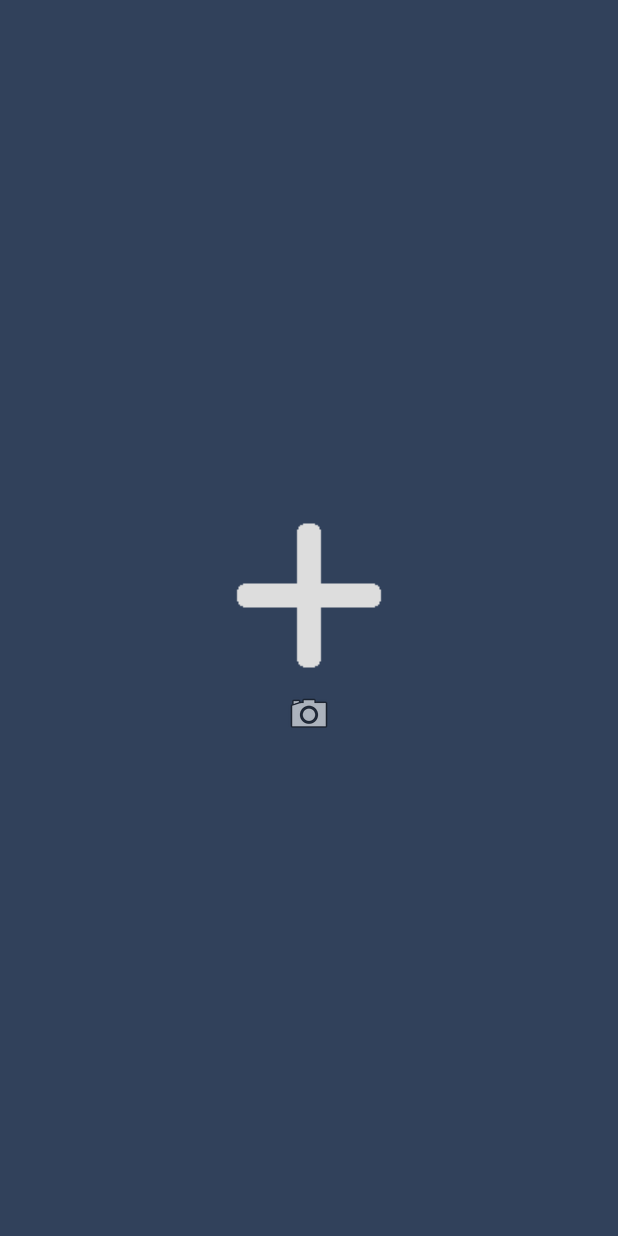
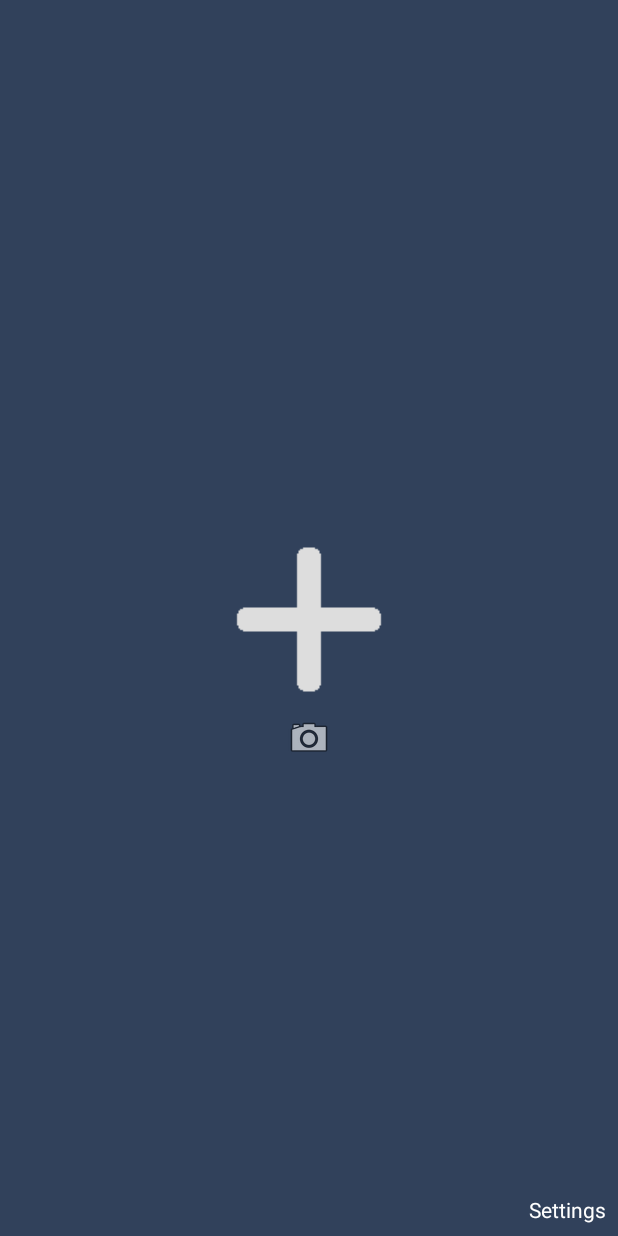
Before and after one commit to FrankCharlz/Frames, an Android app: the layout activity_choose_image.xml on its own in the app's theme, with its tools: preview values and no code run, on a phone screen of 412 x 824 dp. Run offline under Robolectric (Android 15) with nearby library versions, the phone set to English and light mode, and no system bars.

```diff
--- a/app/src/main/res/layout/activity_choose_image.xml
+++ b/app/src/main/res/layout/activity_choose_image.xml
@@ -1,30 +1,42 @@
 <?xml version="1.0" encoding="utf-8"?>
-<LinearLayout
+<RelativeLayout
     xmlns:android="http://schemas.android.com/apk/res/android"
     xmlns:tools="http://schemas.android.com/tools"
     android:id="@+id/activity_main"
     android:layout_width="match_parent"
     android:layout_height="match_parent"
-    android:orientation="vertical"
-    android:gravity="center"
     android:background="@color/dark_blue"
     tools:context="com.mj.frameapp.activities.ChooseImageActivity">
 
 
     <ImageView
+        android:id="@+id/plus"
         android:layout_width="wrap_content"
         android:layout_height="wrap_content"
         android:layout_gravity="center"
         android:src="@drawable/plus"
-        android:onClick="chooseImage" />
+        android:onClick="chooseImage"
+        android:layout_centerInParent="true"/>
 
     <ImageView
         android:layout_width="wrap_content"
         android:layout_height="wrap_content"
         android:layout_gravity="center"
         android:src="@android:drawable/ic_menu_camera"
+        android:layout_below="@id/plus"
+        android:layout_centerHorizontal="true"
         android:onClick="chooseImage" />
 
+    <TextView
+        android:text="Settings"
+        android:layout_width="wrap_content"
+        android:layout_height="wrap_content"
+        android:padding="8dp"
+        android:textColor="#ffffff"
+        android:layout_alignParentBottom="true"
+        android:layout_alignParentRight="true"
+        android:layout_alignParentEnd="true"
+        android:id="@+id/textView" />
 
 
-</LinearLayout>
+</RelativeLayout>
--- a/app/src/main/res/layout/activity_registration.xml
+++ b/app/src/main/res/layout/activity_registration.xml
@@ -17,8 +17,7 @@
         android:layout_alignParentBottom="true"
         android:layout_alignParentRight="true"
         android:layout_alignParentEnd="true"
-        android:textSize="20sp"
-        android:padding="16dp"/>
+        />
 
     <EditText
         android:id="@+id/ed_phone"
--- a/app/src/main/res/values/colors.xml
+++ b/app/src/main/res/values/colors.xml
@@ -12,5 +12,7 @@
     <color name="green">#27ae5f</color>
     <color name="white">#ffffff</color>
 
+    <color name="white80">#66ffffff</color>
+
 
 </resources>
--- a/app/src/main/res/values/dimens.xml
+++ b/app/src/main/res/values/dimens.xml
@@ -3,4 +3,9 @@
     <dimen name="activity_horizontal_margin">16dp</dimen>
     <dimen name="activity_vertical_margin">16dp</dimen>
     <dimen name="ed_margin">12dp</dimen>
+
+
+    <dimen name="btn_padding">14dp</dimen>
+    <dimen name="btn_text_size">18sp</dimen>
+
 </resources>
--- a/app/src/main/res/values/styles.xml
+++ b/app/src/main/res/values/styles.xml
@@ -6,6 +6,11 @@
         <item name="colorPrimary">@color/colorPrimary</item>
         <item name="colorPrimaryDark">@color/colorPrimaryDark</item>
         <item name="colorAccent">@color/colorAccent</item>
+
+        <item name="colorControlNormal">#c5c5c5</item>
+        <item name="colorControlActivated">@color/white</item>
+        <item name="colorControlHighlight">@color/white80</item>
+
     </style>
 
     <style name="EditTextStyles" parent="Base.V12.Widget.AppCompat.EditText">
@@ -13,12 +18,14 @@
         <item name="android:layout_height">wrap_content</item>
         <item name="android:layout_margin">@dimen/ed_margin</item>
         <item name="android:textColor">@color/white</item>
-        <item name="android:textColorHint">@color/white</item>
+        <item name="android:textColorHint">@color/white80</item>
     </style>
 
     <style name="ButtonStyles" parent="Base.Widget.AppCompat.Button">
         <item name="android:layout_width">match_parent</item>
         <item name="android:layout_height">wrap_content</item>
+        <item name="android:padding">@dimen/btn_padding</item>
+        <item name="android:textSize">@dimen/btn_text_size</item>
         <!--<item name="android:layout_margin">@dimen/ed_margin</item>-->
         <item name="android:background">@color/light_blue</item>
         <item name="android:textColor">@color/white</item>
```
Also changed, not shown: app/src/main/java/com/mj/frameapp/activities/BeiActivity.java (+13 -1 lines), app/src/main/java/com/mj/frameapp/activities/EditorActivity.java (+3 -6 lines), app/src/main/res/layout/activity_bei.xml (+5 -7 lines).
